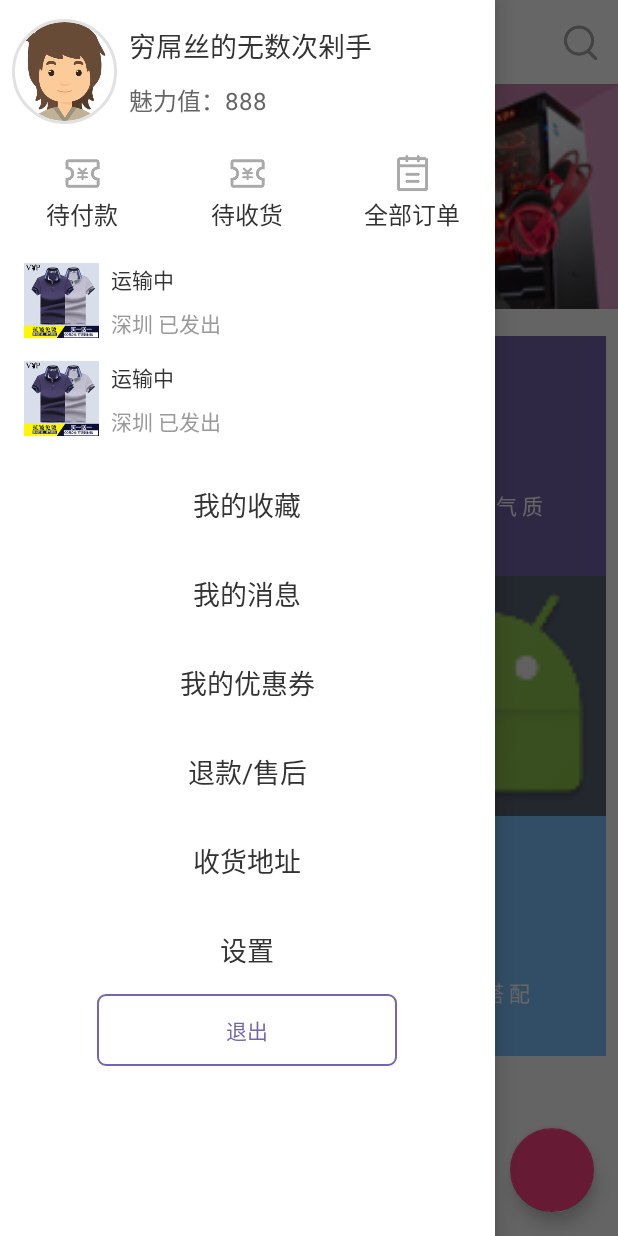
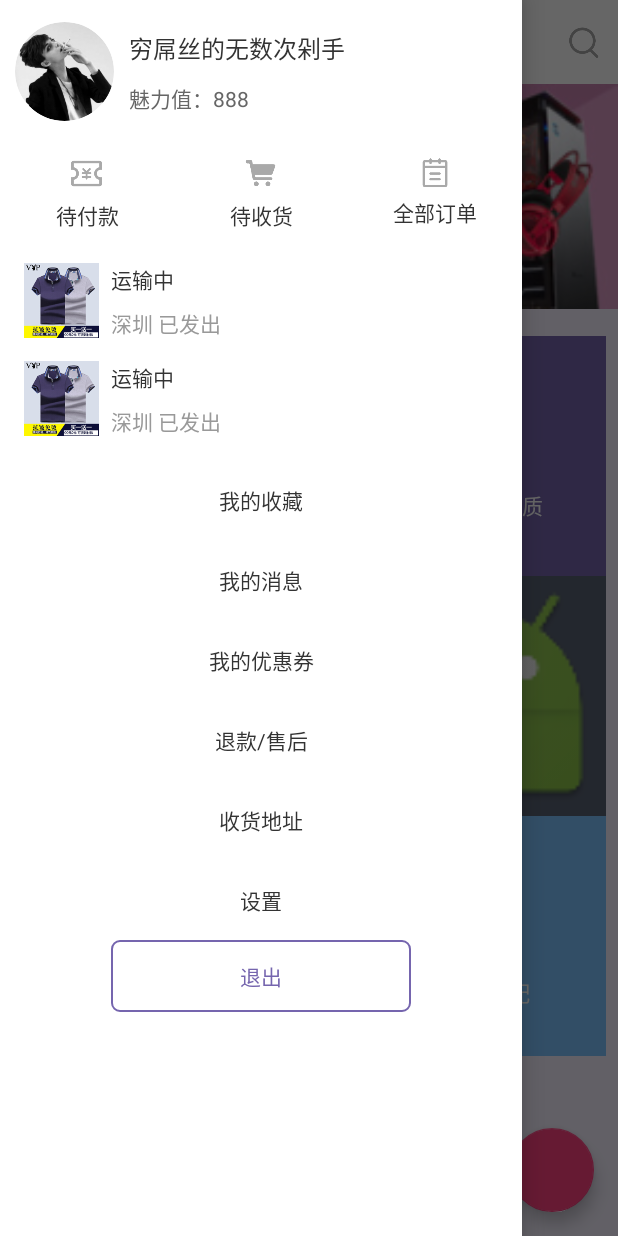
Before and after one commit to gorrywang/Yougo, an Android app: the screen it shows after launch (MainActivity), with the side drawer open, on a phone screen of 412 x 824 dp. Run offline under Robolectric (Android 15) with nearby library versions, the phone set to English and light mode, and no system bars; our stand-ins replace CircleImageView.

Commit message:
完成优惠券和收藏

```diff
--- a/app/src/main/java/xyz/abug/www/yougo/activity/MainActivity.java
+++ b/app/src/main/java/xyz/abug/www/yougo/activity/MainActivity.java
@@ -31,7 +31,7 @@ public class MainActivity extends AppCompatActivity implements ViewPager.OnPageC
     private int mPositionNum = 0;
     //男装女装童装
     private RelativeLayout mRelaWoman, mRelaMan, mRelaChild;
-    private DrawerLayout mDrawerLayout;
+    private static DrawerLayout mDrawerLayout;
     private ImageView mImgMenu;
     private FloatingActionButton mFloatBtn;
 
@@ -182,4 +182,8 @@ public class MainActivity extends AppCompatActivity implements ViewPager.OnPageC
                 break;
         }
     }
+
+    public static void closeDrawer() {
+        mDrawerLayout.closeDrawer(GravityCompat.START);
+    }
 }
--- a/app/src/main/java/xyz/abug/www/yougo/fragment/MenuFragment.java
+++ b/app/src/main/java/xyz/abug/www/yougo/fragment/MenuFragment.java
@@ -11,6 +11,7 @@ import android.widget.Button;
 import android.widget.TextView;
 
 import xyz.abug.www.yougo.R;
+import xyz.abug.www.yougo.activity.MainActivity;
 import xyz.abug.www.yougo.activity.MenuContentActivity;
 
 /**
@@ -59,6 +60,7 @@ public class MenuFragment extends Fragment implements View.OnClickListener {
     @Override
     public void onClick(View view) {
         Intent intent = new Intent(getContext(), MenuContentActivity.class);
+        MainActivity.closeDrawer();
         switch (view.getId()) {
             case R.id.frag_menu_shoucang:
                 //收藏
--- a/app/src/main/res/layout/activity_main.xml
+++ b/app/src/main/res/layout/activity_main.xml
@@ -4,6 +4,7 @@
     android:id="@+id/ac_main_drawer_show"
     android:layout_width="match_parent"
     android:layout_height="match_parent"
+    android:background="#f5f1ff"
     tools:context="xyz.abug.www.yougo.activity.MainActivity">
 
     <RelativeLayout
@@ -205,7 +206,7 @@
     <fragment
         android:id="@+id/ac_main_frag_menu"
         android:name="xyz.abug.www.yougo.fragment.MenuFragment"
-        android:layout_width="330dp"
+        android:layout_width="match_parent"
         android:layout_height="match_parent"
         android:layout_gravity="start" />
 
--- a/app/src/main/res/layout/fragment_menu.xml
+++ b/app/src/main/res/layout/fragment_menu.xml
@@ -28,7 +28,7 @@
                     android:layout_height="70dp"
                     android:layout_marginLeft="8dp"
                     android:src="@drawable/boy"
-                    app:civ_border_color="@color/partingline"
+                    app:civ_border_color="#ffffffff"
                     app:civ_border_width="2dp" />
 
                 <LinearLayout
@@ -43,7 +43,7 @@
                         android:layout_marginBottom="5dp"
                         android:text="穷屌丝的无数次剁手"
                         android:textColor="@color/important_title"
-                        android:textSize="@dimen/wz_24" />
+                        android:textSize="@dimen/wz_22" />
 
                     <TextView
                         android:layout_width="match_parent"
@@ -51,7 +51,7 @@
                         android:layout_marginTop="5dp"
                         android:text="魅力值：888"
                         android:textColor="@color/sec_title"
-                        android:textSize="@dimen/wz_22" />
+                        android:textSize="14sp" />
                 </LinearLayout>
             </LinearLayout>
 
@@ -66,14 +66,20 @@
                     android:layout_width="0dp"
                     android:layout_height="wrap_content"
                     android:layout_weight="1"
+                    android:background="?android:attr/selectableItemBackground"
+                    android:clickable="true"
                     android:orientation="vertical">
 
 
                     <ImageView
-                        android:layout_width="30dp"
-                        android:layout_height="30dp"
+                        android:layout_width="27dp"
+                        android:layout_height="27dp"
                         android:layout_gravity="center"
                         android:src="@drawable/coupons" />
+
+                    <View
+                        android:layout_width="1dp"
+                        android:layout_height="3dp" />
 
                     <TextView
                         android:layout_width="match_parent"
@@ -81,21 +87,27 @@
                         android:gravity="center"
                         android:text="待付款"
                         android:textColor="@color/important_title"
-                        android:textSize="@dimen/wz_22" />
+                        android:textSize="14sp" />
                 </LinearLayout>
 
                 <LinearLayout
                     android:layout_width="0dp"
                     android:layout_height="wrap_content"
                     android:layout_weight="1"
+                    android:background="?android:attr/selectableItemBackground"
+                    android:clickable="true"
                     android:orientation="vertical">
 
 
                     <ImageView
-                        android:layout_width="30dp"
-                        android:layout_height="30dp"
+                        android:layout_width="27dp"
+                        android:layout_height="27dp"
                         android:layout_gravity="center"
-                        android:src="@drawable/coupons" />
+                        android:src="@drawable/publish_goods_fill" />
+
+                    <View
+                        android:layout_width="1dp"
+                        android:layout_height="3dp" />
 
                     <TextView
                         android:layout_width="match_parent"
@@ -103,21 +115,27 @@
                         android:gravity="center"
                         android:text="待收货"
                         android:textColor="@color/important_title"
-                        android:textSize="@dimen/wz_22" />
+                        android:textSize="14sp" />
                 </LinearLayout>
 
                 <LinearLayout
                     android:layout_width="0dp"
                     android:layout_height="wrap_content"
                     android:layout_weight="1"
+                    android:background="?android:attr/selectableItemBackground"
+                    android:clickable="true"
                     android:orientation="vertical">
 
 
                     <ImageView
-                        android:layout_width="30dp"
-                        android:layout_height="30dp"
+                        android:layout_width="24dp"
+                        android:layout_height="24dp"
                         android:layout_gravity="center"
                         android:src="@drawable/activity" />
+
+                    <View
+                        android:layout_width="1dp"
+                        android:layout_height="3dp" />
 
                     <TextView
                         android:layout_width="match_parent"
@@ -125,7 +143,7 @@
                         android:gravity="center"
                         android:text="全部订单"
                         android:textColor="@color/important_title"
-                        android:textSize="@dimen/wz_22" />
+                        android:textSize="14sp" />
                 </LinearLayout>
             </LinearLayout>
 
@@ -146,7 +164,7 @@
                 android:padding="16dp"
                 android:text="我的收藏"
                 android:textColor="@color/important_title"
-                android:textSize="@dimen/wz_24" />
+                android:textSize="14sp" />
 
             <TextView
                 android:id="@+id/frag_menu_xiaoxi"
@@ -158,7 +176,7 @@
                 android:padding="16dp"
                 android:text="我的消息"
                 android:textColor="@color/important_title"
-                android:textSize="@dimen/wz_24" />
+                android:textSize="14sp" />
 
             <TextView
                 android:id="@+id/frag_menu_youhuiquan"
@@ -170,7 +188,7 @@
                 android:padding="16dp"
                 android:text="我的优惠券"
                 android:textColor="@color/important_title"
-                android:textSize="@dimen/wz_24" />
+                android:textSize="14sp" />
 
             <TextView
                 android:id="@+id/frag_menu_shouhou"
@@ -182,7 +200,7 @@
                 android:padding="16dp"
                 android:text="退款/售后"
                 android:textColor="@color/important_title"
-                android:textSize="@dimen/wz_24" />
+                android:textSize="14sp" />
 
             <TextView
                 android:id="@+id/frag_menu_shouhuodizhi"
@@ -194,7 +212,7 @@
                 android:padding="16dp"
                 android:text="收货地址"
                 android:textColor="@color/important_title"
-                android:textSize="@dimen/wz_24" />
+                android:textSize="14sp" />
 
             <TextView
                 android:id="@+id/frag_menu_setting"
@@ -206,7 +224,7 @@
                 android:padding="16dp"
                 android:text="设置"
                 android:textColor="@color/important_title"
-                android:textSize="@dimen/wz_24" />
+                android:textSize="14sp" />
 
 
             <!--5-->
@@ -215,11 +233,12 @@
                 android:layout_width="200dp"
                 android:layout_height="wrap_content"
                 android:layout_gravity="center"
-                android:layout_marginBottom="8dp"
+                android:layout_marginBottom="16dp"
                 android:background="@drawable/yuan"
                 android:gravity="center"
                 android:text="退出"
-                android:textColor="@color/main" />
+                android:textColor="@color/main"
+                android:textSize="14sp" />
         </LinearLayout>
     </ScrollView>
 </RelativeLayout>
--- a/app/src/main/res/layout/item_title.xml
+++ b/app/src/main/res/layout/item_title.xml
@@ -9,8 +9,8 @@
 
     <ImageView
         android:id="@+id/item_title_img_left"
-        android:layout_width="40dp"
-        android:layout_height="40dp"
+        android:layout_width="35dp"
+        android:layout_height="35dp"
         android:layout_alignParentLeft="true"
         android:layout_centerVertical="true"
         android:src="@drawable/other" />
@@ -22,11 +22,11 @@
         android:gravity="center"
         android:text="首页"
         android:textColor="@color/important_title"
-        android:textSize="@dimen/wz_22" />
+        android:textSize="@dimen/wz_24" />
 
     <ImageView
-        android:layout_width="32dp"
-        android:layout_height="32dp"
+        android:layout_width="28dp"
+        android:layout_height="28dp"
         android:layout_alignParentRight="true"
         android:layout_centerVertical="true"
         android:src="@drawable/search" />
--- a/app/src/main/res/layout/item_ys.xml
+++ b/app/src/main/res/layout/item_ys.xml
@@ -2,6 +2,8 @@
 <LinearLayout xmlns:android="http://schemas.android.com/apk/res/android"
     android:layout_width="match_parent"
     android:layout_height="65dp"
+    android:background="?android:attr/selectableItemBackground"
+    android:clickable="true"
     android:gravity="center_vertical"
     android:orientation="horizontal"
     android:paddingLeft="8dp">
@@ -22,14 +24,16 @@
             android:layout_height="wrap_content"
             android:paddingBottom="4dp"
             android:text="运输中"
-            android:textColor="@color/important_title" />
+            android:textColor="@color/important_title"
+            android:textSize="14sp" />
 
         <TextView
             android:layout_width="match_parent"
             android:layout_height="wrap_content"
             android:layout_marginTop="4dp"
             android:text="深圳 已发出"
-            android:textColor="@color/tip_font" />
+            android:textColor="@color/tip_font"
+            android:textSize="14sp" />
     </LinearLayout>
 
 </LinearLayout>
```
Also changed, not shown: app/src/main/java/xyz/abug/www/yougo/fragment/ScFragment.java (+22 -0 lines), app/src/main/java/xyz/abug/www/yougo/fragment/YhqFragment.java (+21 -0 lines), app/src/main/res/layout/fragment_shoucang.xml (+52 -1 lines), app/src/main/res/layout/fragment_youhuiquan.xml (+53 -2 lines), app/src/main/res/layout/item_sc.xml (added, +67 -0 lines), app/src/main/res/layout/item_yhq.xml (added, +82 -0 lines), app/src/main/res/drawable-hdpi/boy.png, app/src/main/res/drawable-mdpi/boy.png, app/src/main/res/drawable-xhdpi/boy.png, app/src/main/res/drawable-xxhdpi/boy.png, app/src/main/res/drawable-xxxhdpi/boy.png.
